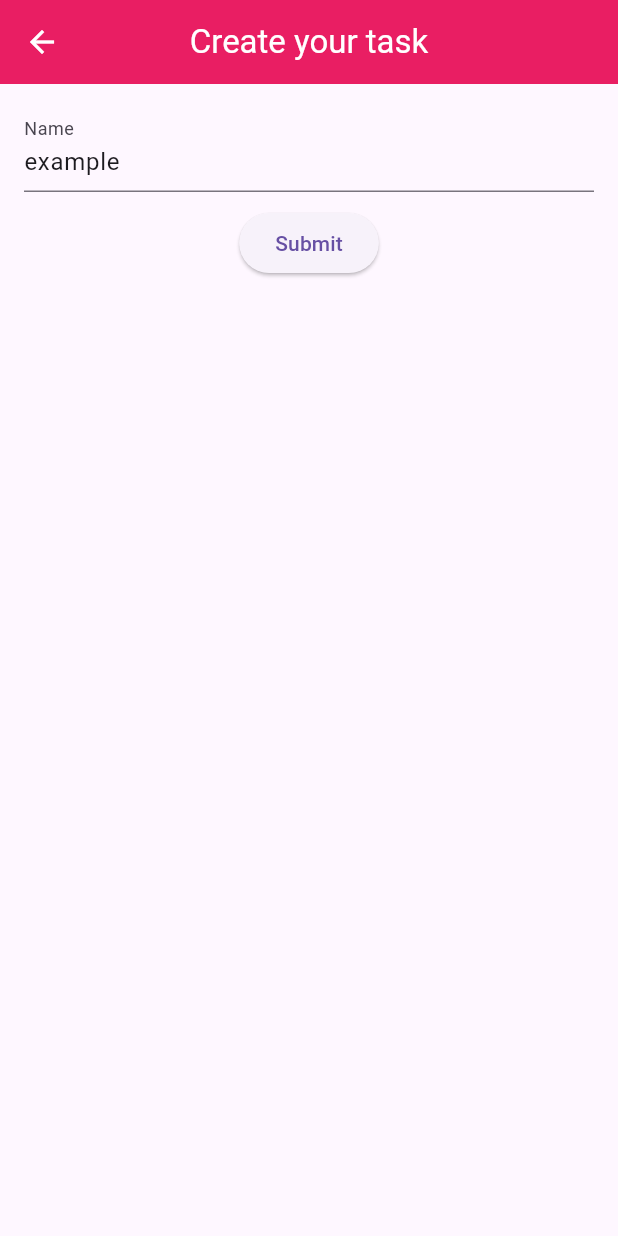
After one commit to gmaaliki/todo-list, a Flutter app: the screen it shows after launch, after a tap on the "edit" icon, on a phone screen of 412 x 824 dp. The commit adds this screen. Run offline on Flutter 3.47's test engine with Material 3 defaults, Android fonts, the phone set to English and light mode, and no system bars.

Commit message:
feat: add edit

```diff
--- /dev/null
+++ b/lib/edit_form.dart
@@ -0,0 +1,60 @@
+import 'package:flutter/material.dart';
+import 'package:tugas1/task.dart';
+
+class EditForm extends StatefulWidget {
+  final Function(Task, String) editTask;
+  final Task task;
+
+  EditForm({required this.editTask, required this.task});
+
+  @override
+  _EditFormState createState() => _EditFormState();
+}
+
+class _EditFormState extends State<EditForm> {
+  TextEditingController _controller = TextEditingController();
+
+  @override
+  void initState() {
+    super.initState();
+    _controller = TextEditingController(text: widget.task.name); // Set initial value
+  }
+
+  void _submitForm() {
+    String name = _controller.text.trim();
+    if (name.isNotEmpty) {
+      widget.editTask(widget.task, name);
+      Navigator.pop(context);
+    }
+  }
+
+  @override
+  Widget build(BuildContext context) {
+    return Scaffold(
+      appBar: AppBar(
+        title: Text("Create your task"),
+        centerTitle: true,
+        backgroundColor: Colors.pink,
+        foregroundColor: Colors.white,
+      ),
+      body: Padding(
+        padding: EdgeInsets.all(16),
+        child: Column(
+          children: [
+            TextField(
+              controller: _controller,
+              decoration: InputDecoration(labelText: "Name"),
+            ),
+            SizedBox(height: 10),
+            ElevatedButton(
+              onPressed: () {
+                _submitForm(); // Go back to the previous screen
+              },
+              child: Text("Submit"),
+            ),
+          ],
+        ),
+      ),
+    );
+  }
+}
--- a/lib/main.dart
+++ b/lib/main.dart
@@ -11,24 +11,9 @@ class TaskList extends StatefulWidget {
 }
 
 class _TaskListState extends State<TaskList> {
-  // final _formKey = GlobalKey<FormState>();
-  // String _name = '';
-
   List<Task> tasks = [
     Task(name: 'example'),
   ];
-
-  // void _submitForm() {
-  //   if (_formKey.currentState!.validate()) {
-  //     _formKey.currentState!.save();
-  //
-  //     setState(() {
-  //       tasks.add(Task(name: _name));
-  //     });
-  //
-  //     _formKey.currentState!.reset();
-  //   }
-  // }
 
   void _createTask(String name) {
     setState(() {
@@ -48,53 +33,11 @@ class _TaskListState extends State<TaskList> {
     });
   }
 
-  // void _editQuote() {
-  //   TextEditingController authorController = TextEditingController(text: quote.author);
-  //   TextEditingController quoteController = TextEditingController(text: quote.text);
-  //
-  //   showModalBottomSheet(
-  //     context: context,
-  //     isScrollControlled: true,
-  //     builder: (context) {
-  //       return Padding(
-  //         padding: EdgeInsets.only(
-  //           bottom: MediaQuery.of(context).viewInsets.bottom,
-  //           left: 16,
-  //           right: 16,
-  //           top: 16,
-  //         ),
-  //         child: Wrap(
-  //           children: [
-  //             Text(
-  //               'Edit Quote',
-  //               style: TextStyle(fontSize: 20, fontWeight: FontWeight.bold),
-  //             ),
-  //             TextField(
-  //               controller: authorController,
-  //               decoration: InputDecoration(labelText: "Author"),
-  //             ),
-  //             TextField(
-  //               controller: quoteController,
-  //               decoration: InputDecoration(labelText: "Quote"),
-  //             ),
-  //             SizedBox(height: 10),
-  //             ElevatedButton(
-  //               onPressed: () {
-  //                 setState(() {
-  //                   quote.author = authorController.text;
-  //                   quote.text = quoteController.text;
-  //                 });
-  //                 Navigator.pop(context);
-  //               },
-  //               child: Text("Update Quote"),
-  //             ),
-  //           ],
-  //         ),
-  //       );
-  //     },
-  //   );
-  // }
-
+  void _editTask(Task task, String name) {
+    setState(() {
+      task.name = name;
+    });
+  }
 
   @override
   Widget build(BuildContext context) {
@@ -110,33 +53,12 @@ class _TaskListState extends State<TaskList> {
         children: [
           Padding(
             padding: const EdgeInsets.all(8.0),
-            // child: Form(
-            //   key: _formKey,
-            //   child: Column(
-            //     // children: [
-            //     //   TextFormField(
-            //     //     decoration: InputDecoration(labelText: "Enter author"),
-            //     //     validator: (value) => value!.isEmpty ? 'Please enter author' : null,
-            //     //     onSaved: (value) => _author = value!,
-            //     //   ),
-            //     //   TextFormField(
-            //     //     decoration: InputDecoration(labelText: "Enter quote"),
-            //     //     validator: (value) => value!.isEmpty ? 'Please enter quote' : null,
-            //     //     onSaved: (value) => _quote = value!,
-            //     //   ),
-            //     //   SizedBox(height: 10),
-            //     //   ElevatedButton(
-            //     //     onPressed: _submitForm,
-            //     //     child: Text('Create'),
-            //     //   ),
-            //     // ],
-            //   ),
-            // ),
           ),
           Column(
             children: tasks.map((task) => TaskCard(
               task: task,
               onDelete: _deleteTask,
+              onEdit: _editTask,
               onToggleComplete: _toggleTask,
               // duplicate: () => setState(() => quotes.add(Quote(author: quote.author, text: quote.text))),
               // edit: () => _editQuote(quote),
--- a/lib/task_card.dart
+++ b/lib/task_card.dart
@@ -1,15 +1,18 @@
 import 'package:flutter/material.dart';
 import 'package:tugas1/task.dart';
+import 'package:tugas1/edit_form.dart';
 
 class TaskCard extends StatelessWidget {
   final Task task;
   final void Function(Task) onDelete;
   final void Function(Task) onToggleComplete;
+  final void Function(Task, String) onEdit;
 
   TaskCard({
     required this.task,
     required this.onDelete,
     required this.onToggleComplete,
+    required this.onEdit
   });
 
   @override
@@ -38,6 +41,17 @@ class TaskCard extends StatelessWidget {
           mainAxisSize: MainAxisSize.min,
           children: [
             IconButton(
+              icon: Icon(Icons.edit, color: Colors.green),
+              onPressed: () {
+                showDialog(
+                  context: context,
+                  builder: (BuildContext context) {
+                    return EditForm(editTask: onEdit, task: task);
+                  },
+                );
+              },
+            ),
+            IconButton(
               icon: Icon(Icons.delete, color: Colors.red),
               onPressed: () => onDelete(task),
             ),
```
